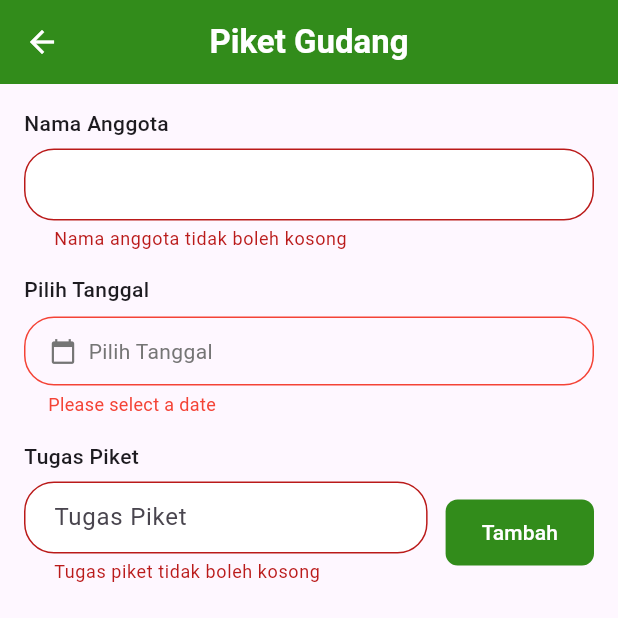
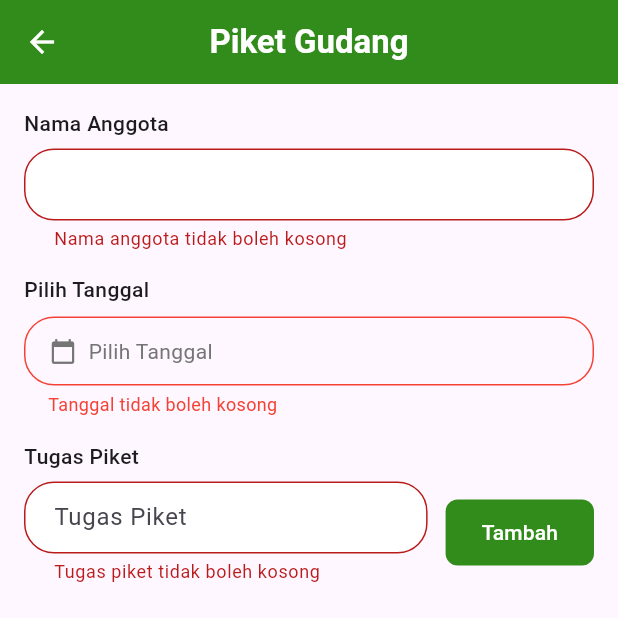
Before and after one commit to yafidaffaa/20220140083_UCP1Flutter, a Flutter app: the PiketGudangPage screen opened directly with empty values, after a tap on "Tambah", on a phone screen of 412 x 824 dp, the top half of it. Run offline on Flutter 3.47's test engine with Material 3 defaults, Android fonts, the phone set to English and light mode, and no system bars.

Commit message:
perubahan text error

```diff
--- a/lib/pages/home_pages/data_pelanggan_page.dart
+++ b/lib/pages/home_pages/data_pelanggan_page.dart
@@ -166,7 +166,7 @@ class _DataPelangganPageState extends State<DataPelangganPage> {
                     ),
                     validator: (value) {
                       if (value == null || value.isEmpty) {
-                        return 'Nama cust tidak boleh kosong';
+                        return 'Alamat tidak boleh kosong';
                       }
                       return null;
                     },
--- a/lib/pages/home_pages/piket_gudang_page.dart
+++ b/lib/pages/home_pages/piket_gudang_page.dart
@@ -158,7 +158,7 @@ class _PiketGudangPageState extends State<PiketGudangPage> {
                   Padding(
                     padding: const EdgeInsets.only(top: 4, left: 16),
                     child: Text(
-                      'Please select a date',
+                      'Tanggal tidak boleh kosong',
                       style: TextStyle(color: Colors.red, fontSize: 12),
                     ),
                   ),
```
